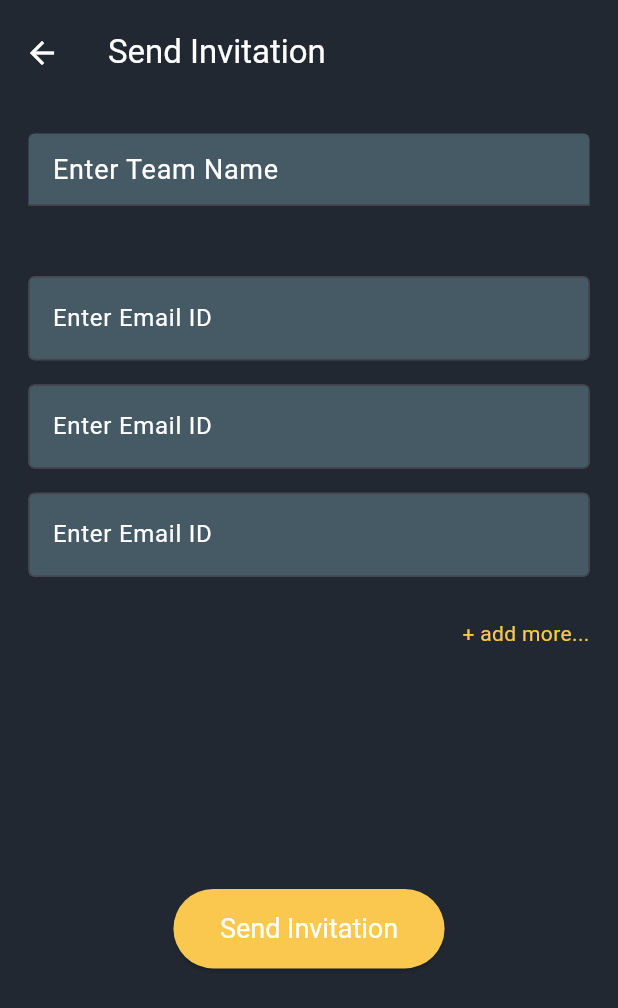
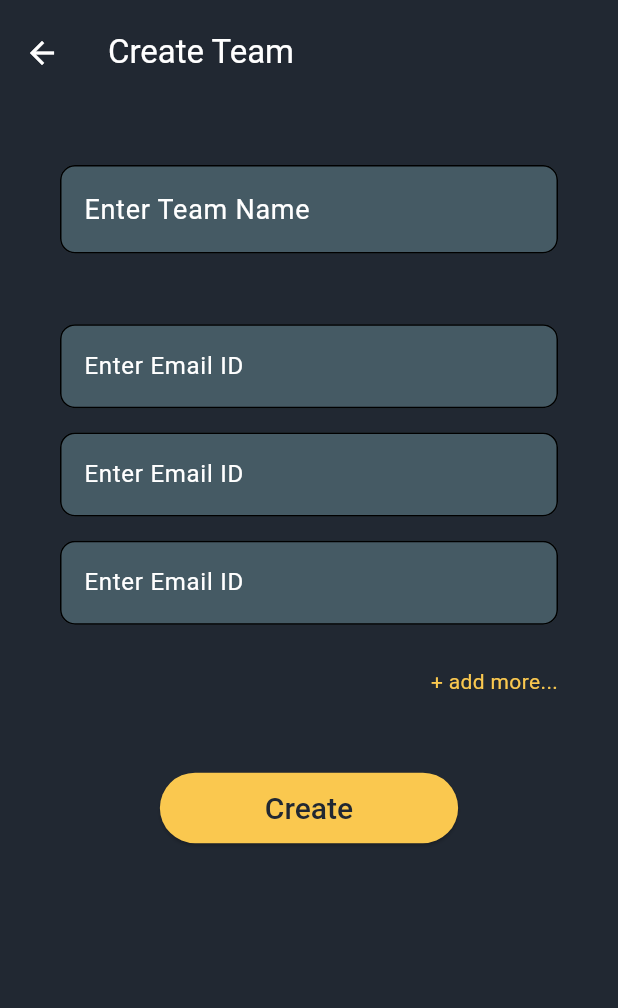
Before and after one commit to nicky-kumari74/Task-Mannger, a Flutter app: the sendInvitation screen opened directly with empty values, on a phone screen of 412 x 824 dp. Shown: the top 1008 px of the screen. Run offline on Flutter 3.47's test engine with Material 3 defaults, Android fonts, the light colour scheme and no system bars; our stand-ins replace cloud_firestore, firebase_auth, firebase_core, lottie, share_plus, shared_preferences; accounts and stored records are empty; network calls fail.

Commit message:
something change in ui

```diff
--- a/lib/SendInvitation.dart
+++ b/lib/SendInvitation.dart
@@ -134,13 +134,13 @@ class _sendInvitationState extends State<sendInvitation> {
         appBar: AppBar(
           backgroundColor: bgcolor,
           toolbarHeight: 70,
-          title: Text('Send Invitation', style: TextStyle(color: txtcolor,),),
+          title: Text('Create Team', style: TextStyle(color: txtcolor,),),
           iconTheme: IconThemeData(color: txtcolor),
         ),
 
         body: SafeArea(
           child: Padding(
-            padding: const EdgeInsets.all(19),
+            padding: const EdgeInsets.all(40),
             child: Column(
               children: [
                 Expanded(
@@ -160,8 +160,12 @@ class _sendInvitationState extends State<sendInvitation> {
                               ),
                               //border: OutlineInputBorder(),
                               focusedBorder: OutlineInputBorder(
-                                  borderSide: BorderSide(color: btncolor)
-                              )
+                                  borderSide: BorderSide(color: btncolor),
+                                borderRadius: BorderRadius.circular(10)
+                              ),
+                            enabledBorder: OutlineInputBorder(
+                              borderRadius: BorderRadius.circular(10)
+                            )
                           ),
                         ),
                         SizedBox(height: 39,),
@@ -183,8 +187,10 @@ class _sendInvitationState extends State<sendInvitation> {
                                       border: OutlineInputBorder(
                                       ),
                                       focusedBorder: OutlineInputBorder(
-                                          borderSide: BorderSide(
-                                              color: btncolor)
+                                          borderSide: BorderSide(color: btncolor)
+                                      ),
+                                      enabledBorder: OutlineInputBorder(
+                                          borderRadius: BorderRadius.circular(10)
                                       )
                                   ),
                                   keyboardType: TextInputType.emailAddress,
@@ -206,7 +212,7 @@ class _sendInvitationState extends State<sendInvitation> {
                                   style: TextStyle(color: btncolor),))
                         ),
 
-                        SizedBox(height: 160,),
+                        SizedBox(height: 50,),
                         _isLoading
                             ? CircularProgressIndicator(color: btncolor)
                             : ElevatedButton(onPressed: () {
@@ -215,11 +221,11 @@ class _sendInvitationState extends State<sendInvitation> {
                           style: ElevatedButton.styleFrom(
                             backgroundColor: btncolor,
                             padding: EdgeInsets.symmetric(
-                                vertical: 16, horizontal: 31),
-                            textStyle: TextStyle(fontSize: 18),
+                                vertical: 12, horizontal: 70),
+                            textStyle: TextStyle(fontSize: 20),
                           ),
-                          child: Text("Send Invitation",
-                            style: TextStyle(color: txtcolor),),
+                          child: Text("Create",
+                            style: TextStyle(color: bgcolor,fontWeight: FontWeight.w500),),
                         )
                       ],
                     ),
--- a/lib/Team_AssignTask.dart
+++ b/lib/Team_AssignTask.dart
@@ -232,7 +232,7 @@ class _AssignTaskState extends State<AssignTask> with SingleTickerProviderStateM
           ScaffoldMessenger.of(context).showSnackBar(
             SnackBar(content: Text("Task Assigned Successfully!")),
           );
-          Navigator.push(
+          Navigator.pushReplacement(
             context,
             MaterialPageRoute(builder: (context) => TeamDetails(teamName,widget.orgName)),
           );
--- a/lib/loginScreen.dart
+++ b/lib/loginScreen.dart
@@ -278,7 +278,7 @@ class _LoginScreenState extends State<LoginScreen> {
         await sharepref.setBool("login", true);
         await sharepref.setString("email", email);
         await sharepref.setString("name", doc['name']);
-        Navigator.push(
+        Navigator.pushReplacement(
           context,
           MaterialPageRoute(builder: (context) => Dashboard()),
         );
--- a/lib/registration.dart
+++ b/lib/registration.dart
@@ -266,7 +266,7 @@ class _RegistrationScreenState extends State<RegistrationScreen> {
         });
         /*var sharepref = await SharedPreferences.getInstance();
         sharepref.setString("name", Name.text.trim());*/
-        Navigator.push(
+        Navigator.pushReplacement(
           context,
           MaterialPageRoute(builder: (context) => LoginScreen()),
         );
```
Also changed, not shown: lib/DashboardScreen.dart (+22 -2 lines), lib/TeamScreen.dart (+10 -16 lines).
